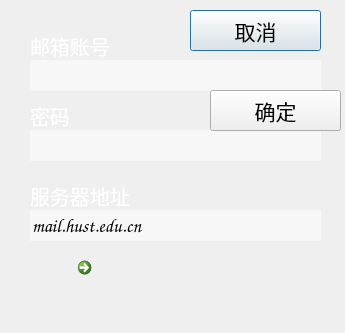
Above: ui_add_account.ui from oliverhust/SendMail before the change. Below: the same form after it.
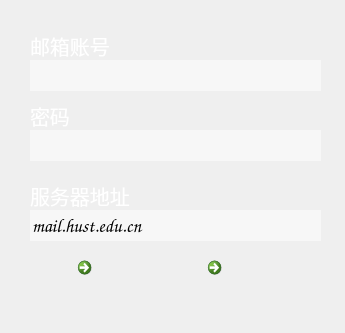
That is the form after the change. Icons and pictures are not drawn.

Commit message: 无边框窗口的父类

Diff of the .ui file:
```diff
--- a/ui_add_account.ui
+++ b/ui_add_account.ui
@@ -10,6 +10,18 @@
     <height>333</height>
    </rect>
   </property>
+  <property name="minimumSize">
+   <size>
+    <width>345</width>
+    <height>333</height>
+   </size>
+  </property>
+  <property name="maximumSize">
+   <size>
+    <width>345</width>
+    <height>333</height>
+   </size>
+  </property>
   <property name="windowTitle">
    <string>添加账号</string>
   </property>
@@ -68,25 +80,6 @@
     <string>服务器地址</string>
    </property>
   </widget>
-  <widget class="QPushButton" name="pushButton_cancel">
-   <property name="geometry">
-    <rect>
-     <x>190</x>
-     <y>10</y>
-     <width>131</width>
-     <height>41</height>
-    </rect>
-   </property>
-   <property name="font">
-    <font>
-     <family>Arial</family>
-     <pointsize>16</pointsize>
-    </font>
-   </property>
-   <property name="text">
-    <string>取消</string>
-   </property>
-  </widget>
   <widget class="QLabel" name="label_4">
    <property name="geometry">
     <rect>
@@ -150,25 +143,6 @@
     <string/>
    </property>
   </widget>
-  <widget class="QPushButton" name="pushButton_old">
-   <property name="geometry">
-    <rect>
-     <x>210</x>
-     <y>90</y>
-     <width>131</width>
-     <height>41</height>
-    </rect>
-   </property>
-   <property name="font">
-    <font>
-     <family>Arial</family>
-     <pointsize>16</pointsize>
-    </font>
-   </property>
-   <property name="text">
-    <string>确定</string>
-   </property>
-  </widget>
   <widget class="QLabel" name="label_5">
    <property name="geometry">
     <rect>
@@ -246,6 +220,32 @@
     </size>
    </property>
   </widget>
+  <widget class="QCommandLinkButton" name="pushButton_cancel">
+   <property name="geometry">
+    <rect>
+     <x>200</x>
+     <y>250</y>
+     <width>61</width>
+     <height>71</height>
+    </rect>
+   </property>
+   <property name="styleSheet">
+    <string notr="true">background-color: rgba(255, 255, 255, 60);</string>
+   </property>
+   <property name="text">
+    <string/>
+   </property>
+   <property name="icon">
+    <iconset resource="send1.qrc">
+     <normaloff>:/icon/pic/ico/red_delete_128px_1075470_easyicon.net.ico</normaloff>:/icon/pic/ico/red_delete_128px_1075470_easyicon.net.ico</iconset>
+   </property>
+   <property name="iconSize">
+    <size>
+     <width>50</width>
+     <height>50</height>
+    </size>
+   </property>
+  </widget>
  </widget>
  <tabstops>
   <tabstop>lineEdit_user</tabstop>
```
Left out of the diff: 107 changed lines with no effect on the pictures. The commit also changes 7 other files.
